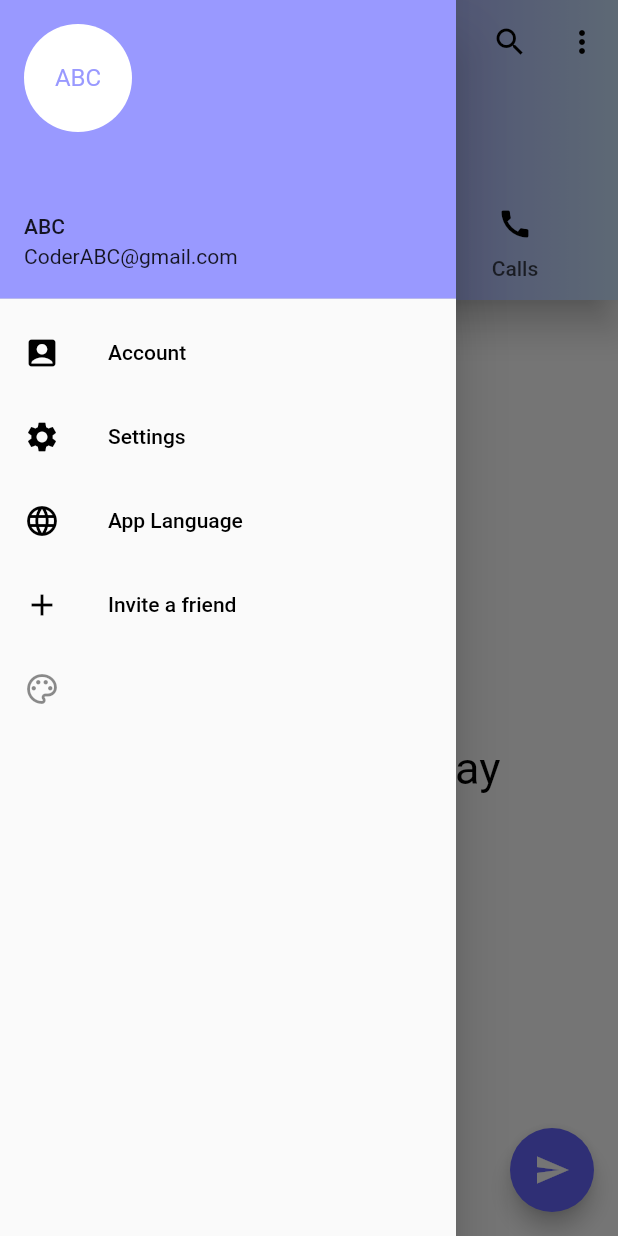
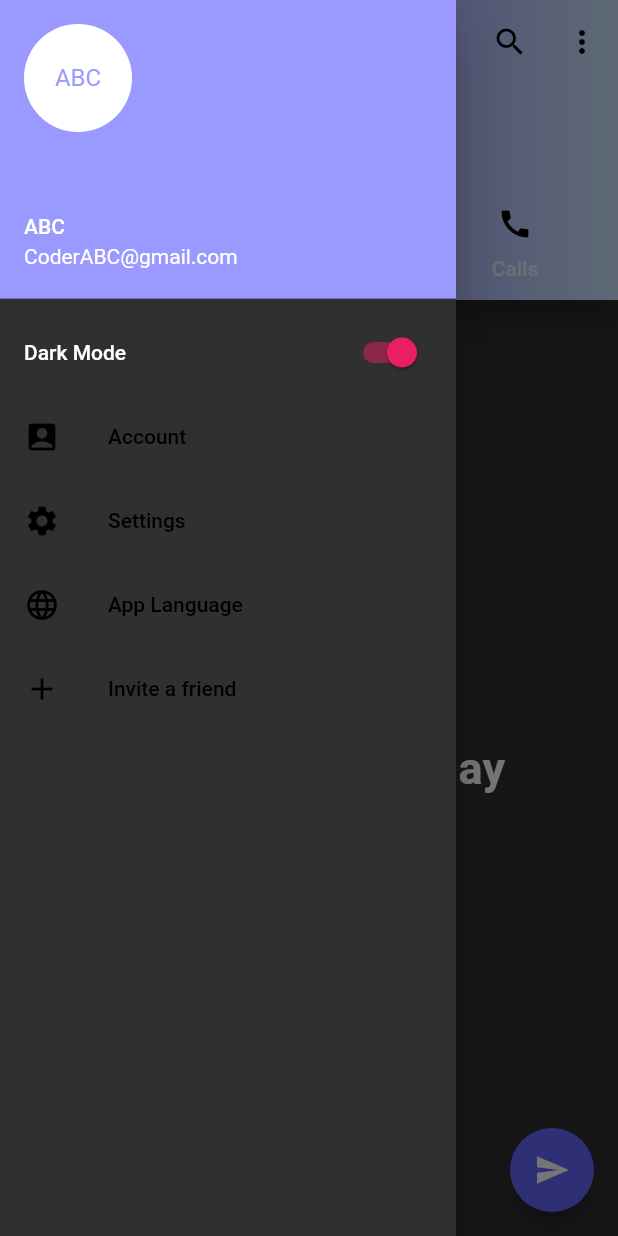
Before and after one commit to ParamitaChowdhury/Gossiper_repo, a Flutter app: the screen it shows after launch, with the side drawer open, on a phone screen of 412 x 824 dp. Run offline on Flutter 3.47's test engine with Material 2 defaults, Android fonts, the light colour scheme and no system bars; our stand-ins replace get, shared_preferences.

Commit message:
Scaffold-light-dark-theme-change

```diff
--- a/lib/app/modules/home/views/account_app.dart
+++ b/lib/app/modules/home/views/account_app.dart
@@ -1,7 +1,7 @@
 import 'package:flutter/material.dart';
 
 import 'package:get/get.dart';
-import 'package:gossiper/app_theme.dart';
+import 'package:gossiper/global_colors.dart';
 
 import 'navigation_drawer_app.dart';
 import '../controllers/home_controller.dart';
--- a/lib/app/modules/home/views/app_language.dart
+++ b/lib/app/modules/home/views/app_language.dart
@@ -1,6 +1,6 @@
 import 'package:flutter/material.dart';
 
-import '../../../../app_theme.dart';
+import '../../../../global_colors.dart';
 
 class AppLanguage extends StatefulWidget {
   const AppLanguage({Key? key}) : super(key: key);
--- a/lib/app/modules/home/views/appbar_app.dart
+++ b/lib/app/modules/home/views/appbar_app.dart
@@ -3,9 +3,11 @@ import 'package:flutter/material.dart';
 import 'package:gossiper/app/modules/home/views/calls_app.dart';
 import 'package:gossiper/app/modules/home/views/chats_app.dart';
 import 'package:gossiper/app/modules/home/views/StoriesApp.dart';
-import 'package:gossiper/app_theme.dart';
+import 'package:gossiper/global_colors.dart';
 import 'package:gossiper/app/modules/home/views/new_group_app.dart';
+import 'package:provider/provider.dart';
 
+import '../../../../theme.dart';
 import 'navigation_drawer_app.dart';
 
 class AppBarApp extends StatefulWidget {
@@ -18,7 +20,7 @@ class AppBarApp extends StatefulWidget {
 class _AppBarAppState extends State<AppBarApp>
     with SingleTickerProviderStateMixin {
   late TabController _tabController;
-
+  var _isDark = false;
   @override
   void initState() {
     // TODO: implement initState
@@ -53,7 +55,6 @@ class _AppBarAppState extends State<AppBarApp>
             ),
             // backgroundColor: GlobalVariables.selectedNavBarColor,
             actions: [
-              // Switch(activeColor: Colors.lime,value: , onChanged: onChanged)
               IconButton(
                   icon: Icon(Icons.search, color: Colors.black),
                   onPressed: () {
--- a/lib/app/modules/home/views/chats_app.dart
+++ b/lib/app/modules/home/views/chats_app.dart
@@ -1,4 +1,6 @@
 import 'package:flutter/material.dart';
+
+import '../../../../consumer_for_theme_change.dart';
 
 class ChatsApp extends StatefulWidget {
   const ChatsApp({super.key});
@@ -10,13 +12,22 @@ class ChatsApp extends StatefulWidget {
 class _ChatsAppState extends State<ChatsApp> {
   @override
   Widget build(BuildContext context) {
-    return const Center(
-      child: Text(
-        'No chats to display',
-        style: TextStyle(color: Colors.black, fontSize: 30),
+    return Scaffold(
+      body: Center(
+          child: Text(
+        'No Chats to display',
+        style: TextStyle(fontWeight: FontWeight.bold, fontSize: 30.0),
         textDirection: TextDirection.ltr,
-      ),
+      )),
     );
+    //
+    //   //const Center(
+    //   child: Text(
+    //     'No chats to display',
+    //     style: TextStyle(color: Colors.black, fontSize: 30),
+    //     textDirection: TextDirection.ltr,
+    //   ),
+    // );
     //task to execute when this
     //
     //
--- a/lib/app/modules/home/views/invite_app.dart
+++ b/lib/app/modules/home/views/invite_app.dart
@@ -1,6 +1,6 @@
 import 'package:flutter/material.dart';
 
-import '../../../../app_theme.dart';
+import '../../../../global_colors.dart';
 
 class InviteApp extends StatefulWidget {
   const InviteApp({Key? key}) : super(key: key);
--- a/lib/app/modules/home/views/navigation_drawer_app.dart
+++ b/lib/app/modules/home/views/navigation_drawer_app.dart
@@ -1,11 +1,11 @@
 import 'package:flutter/material.dart';
 import 'package:get/get.dart';
 import 'package:gossiper/app/routes/app_pages.dart';
-import 'package:gossiper/app/modules/home/views/account_app.dart';
-import 'package:gossiper/app_theme.dart';
+import 'package:gossiper/global_colors.dart';
 import 'package:provider/provider.dart';
-import 'package:gossiper/main.dart';
-import 'package:gossiper/provider/theme_provider.dart';
+
+import '../../../../consumer_for_theme_change.dart';
+import '../../../../theme.dart';
 
 class NavigationDrawerApp extends StatefulWidget {
   const NavigationDrawerApp({Key? key}) : super(key: key);
@@ -20,6 +20,7 @@ class _NavigationDrawerAppState extends State<NavigationDrawerApp> {
     return Drawer(
       child: ListView(children: [
         SizedBox(height: 207.0, child: buildDrawerHeader()),
+        ConsumerForThemeChange(),
         // Divider(
         //   color: Colors.grey,
         // ),
@@ -55,12 +56,6 @@ class _NavigationDrawerAppState extends State<NavigationDrawerApp> {
             textIconColor: Get.currentRoute == Routes.INVITE
                 ? Colors.white
                 : Colors.black),
-        ListTile(
-          leading: Icon(Icons.color_lens_outlined),
-          //title: Text('change theme'),
-          // trailing:
-          // ElevatedButton(onPressed: () {}, child: Text('change theme')),
-        )
       ]),
     );
   }
--- /dev/null
+++ b/lib/consumer_for_theme_change.dart
@@ -0,0 +1,22 @@
+import 'package:flutter/material.dart';
+import 'package:gossiper/theme.dart';
+import 'package:provider/provider.dart';
+
+class ConsumerForThemeChange extends StatefulWidget {
+  @override
+  State<ConsumerForThemeChange> createState() => _ConsumerForThemeChangeState();
+}
+
+class _ConsumerForThemeChangeState extends State<ConsumerForThemeChange> {
+  @override
+  Widget build(BuildContext context) {
+    return Consumer<ThemeNotifier>(
+        builder: (context, notifier, child) => SwitchListTile(
+              title: Text("Dark Mode", style: TextStyle()),
+              onChanged: (val) {
+                notifier.toggleTheme();
+              },
+              value: notifier.darkTheme,
+            ));
+  }
+}
--- a/lib/app_theme.dart
+++ b/lib/global_colors.dart
@@ -1,4 +1,5 @@
 import 'package:flutter/material.dart';
+import 'package:shared_preferences/shared_preferences.dart';
 
 class GlobalVariables {
   // COLORS
@@ -18,3 +19,15 @@ class GlobalVariables {
   static const drawerHeaderColor = Color.fromARGB(255, 153, 153, 255);
   static const floatingActionButtonColor = Color.fromARGB(255, 102, 102, 255);
 }
+
+ThemeData light = ThemeData(
+    brightness: Brightness.light,
+    primarySwatch: Colors.indigo,
+    accentColor: Colors.pink,
+    scaffoldBackgroundColor: Color(0xfff1f1f1));
+
+ThemeData dark = ThemeData(
+  brightness: Brightness.dark,
+  primarySwatch: Colors.indigo,
+  accentColor: Colors.pink,
+);
--- a/lib/main.dart
+++ b/lib/main.dart
@@ -1,8 +1,8 @@
 import 'package:flutter/material.dart';
-import 'package:gossiper/provider/theme_provider.dart';
 import 'app/modules/home/views/appbar_app.dart';
 import 'package:get/get.dart';
 import 'app/routes/app_pages.dart';
+import 'package:gossiper/theme.dart';
 import 'package:provider/provider.dart';
 
 void main() {
@@ -15,21 +15,19 @@ class MainApp extends StatelessWidget {
   @override
   Widget build(BuildContext context) {
     return ChangeNotifierProvider(
-        create: (context) => ThemeProvider(),
-        builder: (context, child) {
-          final provider = Provider.of<ThemeProvider>(context);
+      create: (_) => ThemeNotifier(),
+      child: Consumer<ThemeNotifier>(
+        builder: (context, ThemeNotifier notifier, child) {
           return GetMaterialApp(
             title: 'Gossiper',
             debugShowCheckedModeBanner: false,
+            theme: notifier.darkTheme ? dark : light,
             home: AppBarApp(),
-            theme: ThemeData(
-              // Define the default brightness and colors.
-              // brightness: Brightness.dark,
-              primaryColor: Colors.lime,
-            ),
             initialRoute: AppPages.INITIAL,
             getPages: AppPages.routes,
           );
-        });
+        },
+      ),
+    );
   }
 }
--- a/lib/provider/theme_provider.dart
+++ /dev/null
@@ -1,16 +0,0 @@
-import 'package:flutter/cupertino.dart';
-import 'package:flutter/material.dart';
-
-class ThemeProvider extends ChangeNotifier {
-  ThemeData _theme = ThemeData.dark();
-  ThemeData get theme => _theme;
-  void toogleTheme() {
-    final _isDark = _theme == ThemeData.dark();
-    if (_isDark) {
-      _theme = ThemeData.light();
-    } else {
-      _theme = ThemeData.dark();
-    }
-    notifyListeners();
-  }
-}
--- /dev/null
+++ b/lib/theme.dart
@@ -0,0 +1,59 @@
+import 'package:flutter/material.dart';
+import 'package:shared_preferences/shared_preferences.dart';
+
+ThemeData light = ThemeData(
+    brightness: Brightness.light,
+    primarySwatch: Colors.indigo,
+    indicatorColor: Colors.black,
+    textTheme: TextTheme(
+      headline1: TextStyle(color: Colors.black),
+      headline2: TextStyle(color: Colors.black),
+      bodyText2: TextStyle(color: Colors.black),
+      subtitle1: TextStyle(color: Colors.black),
+    ),
+    scaffoldBackgroundColor: Color(0xfff1f1f1));
+
+ThemeData dark = ThemeData(
+    brightness: Brightness.dark,
+    indicatorColor: Colors.white,
+    primarySwatch: Colors.indigo,
+    //textTheme: TextTheme(bodySmall: TextStyle(color: Colors.white)),
+    accentColor: Colors.pink,
+    textTheme: TextTheme(
+        headline1: TextStyle(color: Colors.white),
+        headline2: TextStyle(color: Colors.white),
+        bodyText2: TextStyle(color: Colors.white)));
+
+class ThemeNotifier extends ChangeNotifier {
+  final String key = "theme";
+  late SharedPreferences _prefs;
+  bool _darkTheme = false;
+
+  bool get darkTheme => _darkTheme;
+
+  ThemeNotifier() {
+    _darkTheme = true;
+    _loadFromPrefs();
+  }
+
+  toggleTheme() {
+    _darkTheme = !_darkTheme;
+    _saveToPrefs();
+    notifyListeners();
+  }
+
+  _initPrefs() async {
+    if (_prefs == null) _prefs = await SharedPreferences.getInstance();
+  }
+
+  _loadFromPrefs() async {
+    await _initPrefs();
+    _darkTheme = _prefs.getBool(key) ?? true;
+    notifyListeners();
+  }
+
+  _saveToPrefs() async {
+    await _initPrefs();
+    _prefs.setBool(key, _darkTheme);
+  }
+}
--- a/pubspec.yaml
+++ b/pubspec.yaml
@@ -38,7 +38,7 @@ dependencies:
   cupertino_icons: ^1.0.2
   get: ^4.6.5
   provider: ^6.0.5
-  lite_rolling_switch: ^1.0.0
+  shared_preferences: ^2.0.17
 
 
 dev_dependencies:
```
Also changed, not shown: lib/app/modules/home/views/StoriesApp.dart (+7 -5 lines), lib/app/modules/home/views/calls_app.dart (+7 -5 lines), lib/app/modules/home/views/settings.dart (+4 -4 lines), pubspec.lock, 2 other files.
